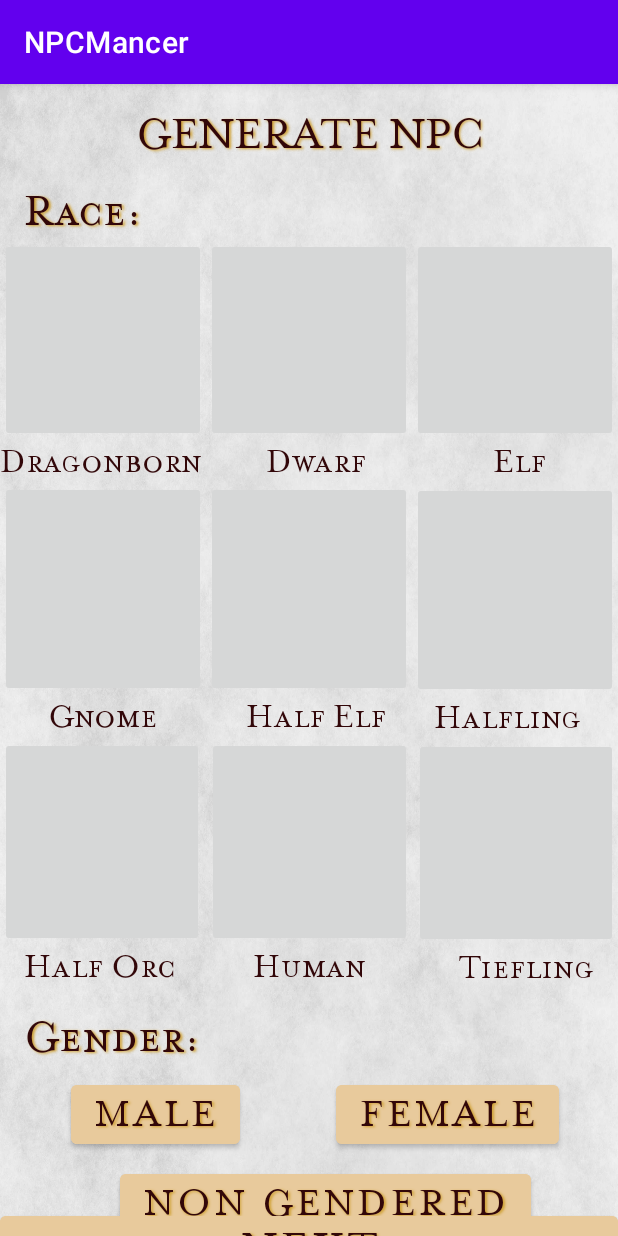
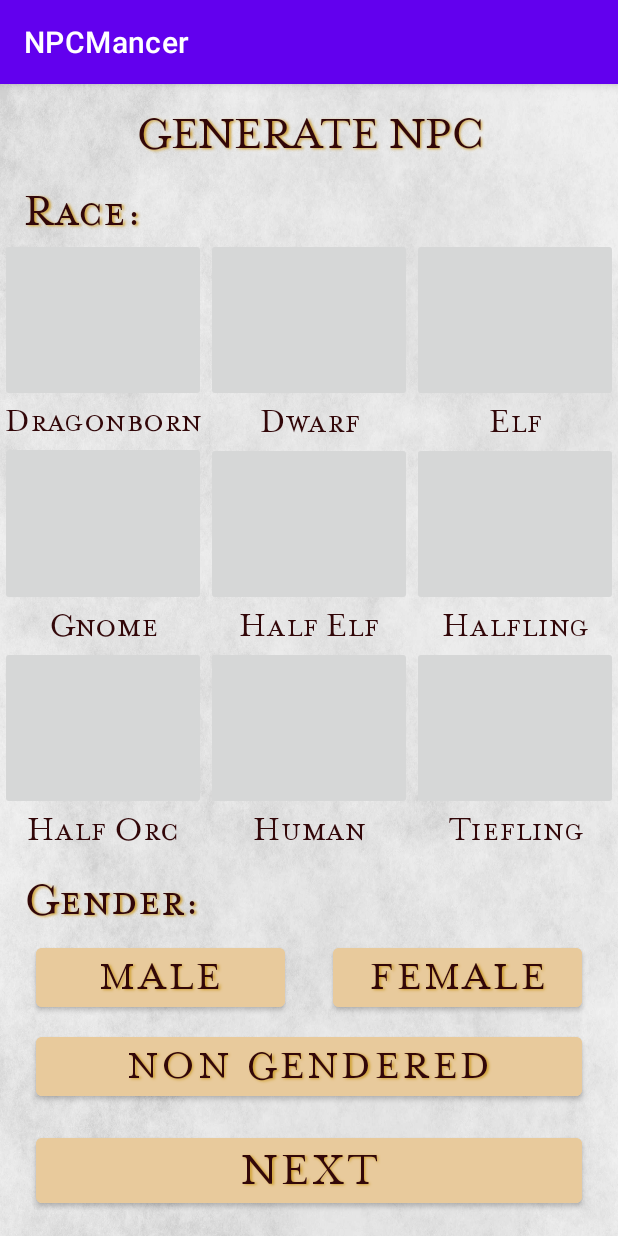
Before and after one commit to Revan671/NPCMancer, an Android app: the GenerateNPC1 screen opened directly, with no data from a screen before it, on a phone screen of 412 x 824 dp. Run offline under Robolectric (Android 15) with nearby library versions, the light colour scheme and no system bars.

Commit message:
Reworked all constraints in generateNPC1. UI device scaling fully functional.

```diff
--- a/app/src/main/res/layout/activity_generate_npc1.xml
+++ b/app/src/main/res/layout/activity_generate_npc1.xml
@@ -4,9 +4,8 @@
     xmlns:tools="http://schemas.android.com/tools"
     android:layout_width="match_parent"
     android:layout_height="match_parent"
-    tools:context=".GenerateNPC1"
     android:background="@drawable/npcm_background"
-    >
+    tools:context=".GenerateNPC1">
 
     <TextView
         android:id="@+id/textView3"
@@ -22,9 +21,12 @@
         android:textColor="#320709"
         android:textSize="32sp"
         app:fontFamily="@font/mrseav9"
+        app:layout_constraintBottom_toTopOf="@+id/textView4"
         app:layout_constraintEnd_toEndOf="parent"
+        app:layout_constraintHorizontal_bias="0.0"
         app:layout_constraintStart_toStartOf="parent"
         app:layout_constraintTop_toTopOf="parent"
+        app:layout_constraintVertical_bias="0.52"
         app:textAllCaps="true" />
 
     <TextView
@@ -41,18 +43,18 @@
         android:textColor="#320709"
         android:textSize="32sp"
         app:fontFamily="@font/mrseav9"
+        app:layout_constraintBottom_toTopOf="@+id/dragonbornImageButton"
         app:layout_constraintEnd_toEndOf="parent"
         app:layout_constraintHorizontal_bias="0.0"
         app:layout_constraintStart_toStartOf="parent"
-        app:layout_constraintTop_toBottomOf="@+id/textView3"
-         />
+        app:layout_constraintTop_toBottomOf="@+id/textView3" />
 
     <TextView
         android:id="@+id/textView17"
         android:layout_width="wrap_content"
         android:layout_height="wrap_content"
         android:layout_marginStart="16dp"
-        android:layout_marginTop="16dp"
+        android:layout_marginBottom="8dp"
         android:shadowColor="#CFA030"
         android:shadowDx="1.5"
         android:shadowDy="1.3"
@@ -61,6 +63,7 @@
         android:textColor="#320709"
         android:textSize="32sp"
         app:fontFamily="@font/mrseav9"
+        app:layout_constraintBottom_toTopOf="@+id/maleButtonNPC1"
         app:layout_constraintEnd_toEndOf="parent"
         app:layout_constraintHorizontal_bias="0.0"
         app:layout_constraintStart_toStartOf="parent"
@@ -68,31 +71,34 @@
 
     <Button
         android:id="@+id/maleButtonNPC1"
-        android:layout_width="wrap_content"
+        android:layout_width="0dp"
         android:layout_height="wrap_content"
-        android:layout_marginTop="8dp"
+        android:layout_marginStart="24dp"
+        android:layout_marginEnd="16dp"
         android:backgroundTint="#E8CA9C"
         android:onClick="chooseGenderButton"
         android:shadowColor="#CFA030"
         android:shadowDx="1.5"
         android:shadowDy="1.3"
+
         android:shadowRadius="1.6"
         android:text="@string/button_label_male"
         android:textColor="#320709"
         android:textSize="28sp"
         app:fontFamily="@font/mrseav9"
-        app:layout_constraintEnd_toEndOf="parent"
-        app:layout_constraintHorizontal_bias="0.158"
+        app:layout_constraintBottom_toTopOf="@+id/nonGenderedButtonNPC1"
+        app:layout_constraintEnd_toStartOf="@+id/femaleButtonNPC1"
         app:layout_constraintStart_toStartOf="parent"
         app:layout_constraintTop_toBottomOf="@+id/textView17"
-
         app:textAllCaps="true" />
 
     <Button
         android:id="@+id/femaleButtonNPC1"
-        android:layout_width="wrap_content"
+        android:layout_width="0dp"
         android:layout_height="wrap_content"
-        android:layout_marginTop="8dp"
+        android:layout_marginStart="16dp"
+
+        android:layout_marginEnd="24dp"
         android:backgroundTint="#E8CA9C"
         android:onClick="chooseGenderButton"
         android:shadowColor="#CFA030"
@@ -103,298 +109,309 @@
         android:textColor="#320709"
         android:textSize="28sp"
         app:fontFamily="@font/mrseav9"
+        app:layout_constraintBottom_toBottomOf="@+id/maleButtonNPC1"
         app:layout_constraintEnd_toEndOf="parent"
-        app:layout_constraintHorizontal_bias="0.85"
-
-        app:layout_constraintStart_toStartOf="parent"
-        app:layout_constraintTop_toBottomOf="@+id/textView17"
+        app:layout_constraintStart_toEndOf="@+id/maleButtonNPC1"
+        app:layout_constraintTop_toTopOf="@+id/maleButtonNPC1"
+        app:layout_constraintVertical_bias="0.0"
         app:textAllCaps="true" />
 
     <Button
         android:id="@+id/nonGenderedButtonNPC1"
-        android:layout_width="wrap_content"
+        android:layout_width="0dp"
         android:layout_height="wrap_content"
+        android:layout_marginStart="24dp"
         android:layout_marginTop="8dp"
+        android:layout_marginEnd="24dp"
         android:backgroundTint="#E8CA9C"
         android:onClick="chooseGenderButton"
         android:shadowColor="#CFA030"
         android:shadowDx="1.5"
         android:shadowDy="1.3"
+
         android:shadowRadius="1.6"
         android:text="@string/button_label_nonGendered"
         android:textColor="#320709"
         android:textSize="28sp"
         app:fontFamily="@font/mrseav9"
+        app:layout_constraintBottom_toTopOf="@+id/button4"
         app:layout_constraintEnd_toEndOf="parent"
-
-        app:layout_constraintHorizontal_bias="0.578"
+        app:layout_constraintHorizontal_bias="0.0"
         app:layout_constraintStart_toStartOf="parent"
         app:layout_constraintTop_toBottomOf="@+id/maleButtonNPC1"
         app:textAllCaps="true" />
 
     <TextView
         android:id="@+id/textView20"
-        android:layout_width="wrap_content"
-        android:layout_height="26dp"
-        android:layout_marginTop="136dp"
+        android:layout_width="0dp"
+        android:layout_height="wrap_content"
+        android:gravity="center"
         android:text="@string/Dragonborn_label"
         android:textColor="#320709"
-        android:textSize="24sp"
+        android:textSize="23sp"
         app:fontFamily="@font/mrseav9"
+        app:layout_constraintBottom_toTopOf="@+id/gnomeImageButton"
+        app:layout_constraintEnd_toStartOf="@+id/textView21"
         app:layout_constraintStart_toStartOf="parent"
-        app:layout_constraintTop_toBottomOf="@+id/textView4" />
+        app:layout_constraintTop_toBottomOf="@+id/dragonbornImageButton" />
 
     <TextView
         android:id="@+id/textView21"
-        android:layout_width="wrap_content"
-        android:layout_height="26dp"
-        android:layout_marginTop="136dp"
+        android:layout_width="0dp"
+        android:layout_height="wrap_content"
         android:text="@string/Dwarf_label"
         android:textColor="#320709"
         android:textSize="24sp"
         app:fontFamily="@font/mrseav9"
-        app:layout_constraintEnd_toEndOf="parent"
-        app:layout_constraintHorizontal_bias="0.513"
-        app:layout_constraintStart_toStartOf="parent"
-        app:layout_constraintTop_toBottomOf="@+id/textView4" />
+        app:layout_constraintBottom_toTopOf="@+id/halfElfImageButton"
+        app:layout_constraintEnd_toStartOf="@+id/textView22"
+        app:layout_constraintStart_toEndOf="@+id/textView20"
+        app:layout_constraintTop_toBottomOf="@+id/dwarfImageButton"
+        android:gravity="center"
+        />
 
     <TextView
         android:id="@+id/textView22"
-        android:layout_width="wrap_content"
+        android:layout_width="0dp"
         android:layout_height="wrap_content"
-        android:layout_marginTop="136dp"
-        android:layout_marginEnd="48dp"
         android:text="@string/Elf_label"
         android:textColor="#320709"
         android:textSize="24sp"
         app:fontFamily="@font/mrseav9"
+        app:layout_constraintBottom_toTopOf="@+id/halflingImageButton"
         app:layout_constraintEnd_toEndOf="parent"
-        app:layout_constraintTop_toBottomOf="@+id/textView4" />
+        app:layout_constraintStart_toEndOf="@+id/textView21"
+        app:layout_constraintTop_toBottomOf="@+id/elfImageButton"
+        android:gravity="center"
+        />
 
     <TextView
         android:id="@+id/textView23"
-        android:layout_width="wrap_content"
+        android:layout_width="0dp"
         android:layout_height="wrap_content"
-        android:layout_marginStart="32dp"
-        android:layout_marginTop="144dp"
         android:text="@string/Gnome_label"
         android:textColor="#320709"
         android:textSize="24sp"
         app:fontFamily="@font/mrseav9"
+        app:layout_constraintBottom_toTopOf="@+id/halfOrcImageButton"
+        app:layout_constraintEnd_toStartOf="@+id/textView24"
+        app:layout_constraintHorizontal_bias="0.47"
         app:layout_constraintStart_toStartOf="parent"
-        app:layout_constraintTop_toBottomOf="@+id/textView20" />
+        app:layout_constraintTop_toBottomOf="@+id/gnomeImageButton"
+        android:gravity="center"
+        />
 
     <TextView
         android:id="@+id/textView24"
-        android:layout_width="wrap_content"
+        android:layout_width="0dp"
         android:layout_height="wrap_content"
-        android:layout_marginTop="144dp"
         android:text="@string/HalfElf_label"
         android:textColor="#320709"
         android:textSize="24sp"
         app:fontFamily="@font/mrseav9"
-        app:layout_constraintEnd_toEndOf="parent"
-        app:layout_constraintHorizontal_bias="0.514"
-        app:layout_constraintStart_toStartOf="parent"
-        app:layout_constraintTop_toBottomOf="@+id/textView21" />
+        app:layout_constraintBottom_toTopOf="@+id/humanImageButton"
+        app:layout_constraintEnd_toStartOf="@+id/textView25"
+        app:layout_constraintStart_toEndOf="@+id/textView23"
+        app:layout_constraintTop_toBottomOf="@+id/halfElfImageButton"
+        android:gravity="center"
+        />
 
     <TextView
         android:id="@+id/textView25"
-        android:layout_width="wrap_content"
+        android:layout_width="0dp"
         android:layout_height="wrap_content"
-        android:layout_marginTop="144dp"
-        android:layout_marginEnd="24dp"
         android:text="@string/Halfling_label"
         android:textColor="#320709"
         android:textSize="24sp"
         app:fontFamily="@font/mrseav9"
+        app:layout_constraintBottom_toTopOf="@+id/tieflingImageButton"
         app:layout_constraintEnd_toEndOf="parent"
-        app:layout_constraintTop_toBottomOf="@+id/textView22" />
+        app:layout_constraintStart_toEndOf="@+id/textView24"
+        app:layout_constraintTop_toBottomOf="@+id/halflingImageButton"
+        android:gravity="center"
+        />
 
     <TextView
         android:id="@+id/textView26"
-        android:layout_width="wrap_content"
+        android:layout_width="0dp"
         android:layout_height="wrap_content"
-        android:layout_marginStart="16dp"
-        android:layout_marginTop="140dp"
+        android:layout_marginBottom="16dp"
         android:text="@string/HalfOrc_label"
         android:textColor="#320709"
         android:textSize="24sp"
         app:fontFamily="@font/mrseav9"
+        app:layout_constraintBottom_toTopOf="@+id/textView17"
+        app:layout_constraintEnd_toStartOf="@+id/textView27"
+        app:layout_constraintHorizontal_bias="0.48"
         app:layout_constraintStart_toStartOf="parent"
-        app:layout_constraintTop_toBottomOf="@+id/textView23" />
+        app:layout_constraintTop_toBottomOf="@+id/halfOrcImageButton"
+        android:gravity="center"
+        />
 
     <TextView
         android:id="@+id/textView27"
-        android:layout_width="wrap_content"
+        android:layout_width="0dp"
         android:layout_height="wrap_content"
-        android:layout_marginTop="140dp"
+        android:layout_marginBottom="16dp"
         android:text="@string/Human_label"
         android:textColor="#320709"
         android:textSize="24sp"
         app:fontFamily="@font/mrseav9"
-        app:layout_constraintEnd_toEndOf="parent"
-        app:layout_constraintStart_toStartOf="parent"
-        app:layout_constraintTop_toBottomOf="@+id/textView24" />
+        app:layout_constraintBottom_toTopOf="@+id/textView17"
+        app:layout_constraintEnd_toStartOf="@+id/textView28"
+        app:layout_constraintStart_toEndOf="@+id/textView26"
+        app:layout_constraintTop_toBottomOf="@+id/humanImageButton"
+        android:gravity="center"
+        />
 
     <TextView
         android:id="@+id/textView28"
-        android:layout_width="wrap_content"
+        android:layout_width="0dp"
         android:layout_height="wrap_content"
-        android:layout_marginTop="140dp"
-        android:layout_marginEnd="16dp"
+        android:layout_marginBottom="16dp"
         android:text="@string/Tiefling_label"
         android:textColor="#320709"
         android:textSize="24sp"
         app:fontFamily="@font/mrseav9"
+        app:layout_constraintBottom_toTopOf="@+id/textView17"
         app:layout_constraintEnd_toEndOf="parent"
-        app:layout_constraintTop_toBottomOf="@+id/textView25" />
+        app:layout_constraintStart_toEndOf="@+id/textView27"
+        app:layout_constraintTop_toBottomOf="@+id/tieflingImageButton"
+        android:gravity="center"
+        />
 
     <ImageButton
         android:id="@+id/dragonbornImageButton"
         android:layout_width="0dp"
         android:layout_height="0dp"
+
         android:onClick="chooseRaceButton"
         app:layout_constraintBottom_toTopOf="@+id/textView20"
         app:layout_constraintEnd_toStartOf="@+id/dwarfImageButton"
         app:layout_constraintStart_toStartOf="parent"
         app:layout_constraintTop_toBottomOf="@+id/textView4"
-
         tools:srcCompat="@tools:sample/avatars" />
 
     <ImageButton
         android:id="@+id/dwarfImageButton"
         android:layout_width="0dp"
         android:layout_height="0dp"
+
+        android:onClick="chooseRaceButton"
         app:layout_constraintBottom_toTopOf="@+id/textView21"
         app:layout_constraintEnd_toStartOf="@+id/elfImageButton"
         app:layout_constraintStart_toEndOf="@+id/dragonbornImageButton"
         app:layout_constraintTop_toBottomOf="@+id/textView4"
-        app:layout_constraintVertical_bias="0.0"
-        tools:srcCompat="@tools:sample/avatars"
-
-        android:onClick="chooseRaceButton"
-        />
+        tools:srcCompat="@tools:sample/avatars" />
 
     <ImageButton
         android:id="@+id/elfImageButton"
         android:layout_width="0dp"
         android:layout_height="0dp"
+
+        android:onClick="chooseRaceButton"
         app:layout_constraintBottom_toTopOf="@+id/textView22"
         app:layout_constraintEnd_toEndOf="parent"
         app:layout_constraintStart_toEndOf="@+id/dwarfImageButton"
         app:layout_constraintTop_toBottomOf="@+id/textView4"
-        app:layout_constraintVertical_bias="1.0"
-        tools:srcCompat="@tools:sample/avatars"
-
-        android:onClick="chooseRaceButton"
-        />
+        app:layout_constraintVertical_bias="0.52"
+        tools:srcCompat="@tools:sample/avatars" />
 
     <ImageButton
         android:id="@+id/gnomeImageButton"
         android:layout_width="0dp"
         android:layout_height="0dp"
+        android:onClick="chooseRaceButton"
+
         app:layout_constraintBottom_toTopOf="@+id/textView23"
         app:layout_constraintEnd_toStartOf="@+id/halfElfImageButton"
+        app:layout_constraintHorizontal_bias="0.48"
         app:layout_constraintStart_toStartOf="parent"
         app:layout_constraintTop_toBottomOf="@+id/textView20"
-        app:layout_constraintVertical_bias="0.0"
-        tools:srcCompat="@tools:sample/avatars"
-
-        android:onClick="chooseRaceButton"
-        />
+        tools:srcCompat="@tools:sample/avatars" />
 
     <ImageButton
         android:id="@+id/halfElfImageButton"
         android:layout_width="0dp"
         android:layout_height="0dp"
+        android:onClick="chooseRaceButton"
+
         app:layout_constraintBottom_toTopOf="@+id/textView24"
         app:layout_constraintEnd_toStartOf="@+id/halflingImageButton"
         app:layout_constraintStart_toEndOf="@+id/gnomeImageButton"
         app:layout_constraintTop_toBottomOf="@+id/textView21"
-        app:layout_constraintVertical_bias="0.0"
-        tools:srcCompat="@tools:sample/avatars"
-
-        android:onClick="chooseRaceButton"
-        />
+        tools:srcCompat="@tools:sample/avatars" />
 
     <ImageButton
         android:id="@+id/halflingImageButton"
         android:layout_width="0dp"
         android:layout_height="0dp"
+
+        android:onClick="chooseRaceButton"
         app:layout_constraintBottom_toTopOf="@+id/textView25"
         app:layout_constraintEnd_toEndOf="parent"
         app:layout_constraintStart_toEndOf="@+id/halfElfImageButton"
-        app:layout_constraintTop_toBottomOf="@+id/textView22"
-        app:layout_constraintVertical_bias="0.0"
-        tools:srcCompat="@tools:sample/avatars"
-
-        android:onClick="chooseRaceButton"
-        />
+        app:layout_constraintTop_toBottomOf="@+id/textView21"
+        tools:srcCompat="@tools:sample/avatars" />
 
     <ImageButton
         android:id="@+id/halfOrcImageButton"
         android:layout_width="0dp"
         android:layout_height="0dp"
-        android:layout_marginEnd="2dp"
+
         android:onClick="chooseRaceButton"
         app:layout_constraintBottom_toTopOf="@+id/textView26"
         app:layout_constraintEnd_toStartOf="@+id/humanImageButton"
         app:layout_constraintStart_toStartOf="parent"
         app:layout_constraintTop_toBottomOf="@+id/textView23"
-        app:layout_constraintVertical_bias="0.0"
-
         tools:srcCompat="@tools:sample/avatars" />
 
     <ImageButton
         android:id="@+id/humanImageButton"
         android:layout_width="0dp"
         android:layout_height="0dp"
-        android:layout_marginEnd="1dp"
+
+        android:onClick="chooseRaceButton"
         app:layout_constraintBottom_toTopOf="@+id/textView27"
         app:layout_constraintEnd_toStartOf="@+id/tieflingImageButton"
         app:layout_constraintStart_toEndOf="@+id/halfOrcImageButton"
         app:layout_constraintTop_toBottomOf="@+id/textView24"
-        app:layout_constraintVertical_bias="0.857"
-        tools:srcCompat="@tools:sample/avatars"
-
-        android:onClick="chooseRaceButton"
-        />
+        tools:srcCompat="@tools:sample/avatars" />
 
     <ImageButton
         android:id="@+id/tieflingImageButton"
         android:layout_width="0dp"
         android:layout_height="0dp"
+
+        android:onClick="chooseRaceButton"
         app:layout_constraintBottom_toTopOf="@+id/textView28"
         app:layout_constraintEnd_toEndOf="parent"
         app:layout_constraintStart_toEndOf="@+id/humanImageButton"
-        app:layout_constraintTop_toBottomOf="@+id/textView25"
-        app:layout_constraintVertical_bias="0.0"
-        tools:srcCompat="@tools:sample/avatars"
-
-        android:onClick="chooseRaceButton"
-        />
+        app:layout_constraintTop_toBottomOf="@+id/textView24"
+        tools:srcCompat="@tools:sample/avatars" />
 
     <Button
         android:id="@+id/button4"
         android:layout_width="0dp"
         android:layout_height="wrap_content"
+
+        android:layout_marginStart="24dp"
         android:layout_marginTop="16dp"
-
-        android:layout_marginBottom="4dp"
+        android:layout_marginEnd="24dp"
+        android:layout_marginBottom="16dp"
         android:backgroundTint="#E8CA9C"
         android:onClick="toGenerateNPC2"
         android:shadowColor="#CFA030"
+
         android:shadowDx="1.5"
         android:shadowDy="1.3"
+
         android:shadowRadius="1.6"
         android:text="@string/button_label_next"
         android:textColor="#320709"
-
         android:textSize="32sp"
         app:fontFamily="@font/mrseav9"
         app:layout_constraintBottom_toBottomOf="parent"
-
         app:layout_constraintEnd_toEndOf="parent"
         app:layout_constraintHorizontal_bias="0.0"
         app:layout_constraintStart_toStartOf="parent"
--- a/app/src/main/res/layout/activity_generate_npc3.xml
+++ b/app/src/main/res/layout/activity_generate_npc3.xml
@@ -145,20 +145,19 @@
         android:layout_marginTop="16dp"
         android:layout_marginEnd="8dp"
         android:backgroundTint="#E8CA9C"
+        android:onClick="chooseStatblockButton"
         android:shadowColor="#CFA030"
         android:shadowDx="1.5"
         android:shadowDy="1.3"
         android:shadowRadius="1.6"
         android:text="@string/button_label_acolyte"
         android:textColor="#320709"
-        android:textSize="28sp"
+        android:textSize="24sp"
         app:fontFamily="@font/mrseav9"
         app:layout_constraintEnd_toStartOf="@+id/archmageNPC3"
         app:layout_constraintStart_toStartOf="parent"
-        app:layout_constraintTop_toBottomOf="@+id/textView14"
 
-        android:onClick="chooseStatblockButton"
-        />
+        app:layout_constraintTop_toBottomOf="@+id/textView14" />
 
     <Button
         android:id="@+id/assassinNPC3"
@@ -199,7 +198,7 @@
         android:shadowRadius="1.6"
         android:text="@string/button_label_archmage"
         android:textColor="#320709"
-        android:textSize="24sp"
+        android:textSize="22sp"
         app:fontFamily="@font/mrseav9"
         app:layout_constraintEnd_toEndOf="parent"
         app:layout_constraintStart_toEndOf="@+id/acolyteNPC3"
```
